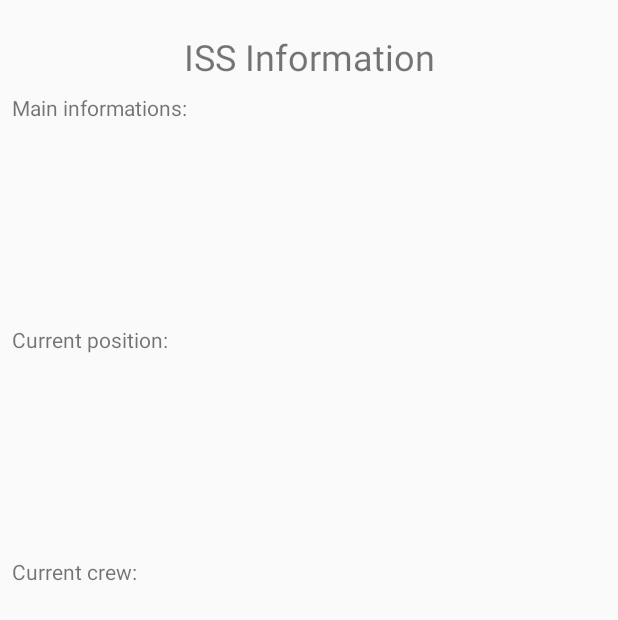
After one commit to PROGRAMM33R/NASA_api, an Android app: the layout activity_iss.xml on its own in the app's theme, with its tools: preview values and no code run, on a phone screen of 412 x 824 dp. The commit adds this screen. Shown: the top 620 px of the screen. Run offline under Robolectric (Android 15) with nearby library versions, the phone set to English and light mode, and no system bars.

Commit message:
ISS completed

```diff
--- a/NASA_api/app/src/main/AndroidManifest.xml
+++ b/NASA_api/app/src/main/AndroidManifest.xml
@@ -25,7 +25,8 @@
                 <category android:name="android.intent.category.LAUNCHER" />
             </intent-filter>
         </activity>
-        <activity android:name=".AsteroidsActivity"></activity>
+        <activity android:name=".AsteroidsActivity" />
+        <activity android:name=".ISSActivity"></activity>
     </application>
 
 </manifest>
--- a/NASA_api/app/src/main/java/com/example/adam/nasa_api/MainActivity.java
+++ b/NASA_api/app/src/main/java/com/example/adam/nasa_api/MainActivity.java
@@ -5,6 +5,7 @@ import android.content.Intent;
 import android.content.IntentFilter;
 import android.net.ConnectivityManager;
 import android.net.NetworkInfo;
+import android.net.Uri;
 import android.os.AsyncTask;
 import android.os.Bundle;
 import android.text.method.LinkMovementMethod;
@@ -118,8 +119,9 @@ public class MainActivity extends AppCompatActivity
         } else if (id == R.id.nav_asteroids) {
             Intent intent = new Intent(this, AsteroidsActivity.class);
             startActivity(intent);
-        } else if (id == R.id.nav_earth) {
-
+        } else if (id == R.id.nav_iss) {
+            Intent intent = new Intent(this, ISSActivity.class);
+            startActivity(intent);
         } else if (id == R.id.nav_marsrover) {
 
         } else if (id == R.id.nav_share) {
--- /dev/null
+++ b/NASA_api/app/src/main/res/layout/activity_iss.xml
@@ -0,0 +1,79 @@
+<?xml version="1.0" encoding="utf-8"?>
+<android.support.constraint.ConstraintLayout xmlns:android="http://schemas.android.com/apk/res/android"
+    xmlns:app="http://schemas.android.com/apk/res-auto"
+    xmlns:tools="http://schemas.android.com/tools"
+    android:layout_width="match_parent"
+    android:layout_height="match_parent"
+    tools:context="com.example.adam.nasa_api.ISSActivity">
+
+    <TextView
+        android:id="@+id/textView3"
+        android:layout_width="wrap_content"
+        android:layout_height="wrap_content"
+        android:text="ISS Information"
+        android:textSize="24sp"
+        app:layout_constraintBottom_toBottomOf="parent"
+        app:layout_constraintHorizontal_bias="0.502"
+        app:layout_constraintLeft_toLeftOf="parent"
+        app:layout_constraintRight_toRightOf="parent"
+        app:layout_constraintTop_toTopOf="parent"
+        app:layout_constraintVertical_bias="0.027" />
+
+    <TextView
+        android:id="@+id/textView6"
+        android:layout_width="wrap_content"
+        android:layout_height="wrap_content"
+        android:layout_marginLeft="8dp"
+        android:layout_marginTop="8dp"
+        android:text="Main informations:"
+        app:layout_constraintLeft_toLeftOf="parent"
+        app:layout_constraintTop_toBottomOf="@+id/textView3"
+        android:layout_marginStart="8dp" />
+
+    <ListView
+        android:id="@+id/listView1"
+        android:layout_width="368dp"
+        android:layout_height="120dp"
+        android:layout_marginTop="5dp"
+        app:layout_constraintTop_toBottomOf="@+id/textView6"
+        tools:layout_editor_absoluteX="8dp" />
+
+    <TextView
+        android:id="@+id/textView7"
+        android:layout_width="wrap_content"
+        android:layout_height="wrap_content"
+        android:layout_marginLeft="8dp"
+        android:layout_marginTop="10dp"
+        android:text="Current position:"
+        app:layout_constraintLeft_toLeftOf="parent"
+        app:layout_constraintTop_toBottomOf="@+id/listView1"
+        android:layout_marginStart="8dp" />
+
+    <ListView
+        android:id="@+id/listView2"
+        android:layout_width="368dp"
+        android:layout_height="120dp"
+        android:layout_marginTop="5dp"
+        app:layout_constraintTop_toBottomOf="@+id/textView7"
+        tools:layout_editor_absoluteX="8dp" />
+
+    <TextView
+        android:id="@+id/textView8"
+        android:layout_width="wrap_content"
+        android:layout_height="wrap_content"
+        android:layout_marginLeft="8dp"
+        android:layout_marginTop="10dp"
+        android:text="Current crew:"
+        app:layout_constraintLeft_toLeftOf="parent"
+        app:layout_constraintTop_toBottomOf="@+id/listView2"
+        android:layout_marginStart="8dp" />
+
+    <ListView
+        android:id="@+id/listView3"
+        android:layout_width="368dp"
+        android:layout_height="120dp"
+        android:layout_marginTop="5dp"
+        app:layout_constraintTop_toBottomOf="@+id/textView8"
+        tools:layout_editor_absoluteX="8dp" />
+
+</android.support.constraint.ConstraintLayout>
--- a/NASA_api/app/src/main/res/layout/content_main.xml
+++ b/NASA_api/app/src/main/res/layout/content_main.xml
@@ -25,12 +25,13 @@
 
     <TextView
         android:id="@+id/textView2"
-        android:autoLink="web"
         android:layout_width="wrap_content"
         android:layout_height="wrap_content"
         android:layout_marginLeft="8dp"
         android:layout_marginRight="8dp"
         android:layout_marginTop="8dp"
+        android:autoLink="web"
+        android:padding="10dp"
         app:layout_constraintLeft_toLeftOf="parent"
         app:layout_constraintRight_toRightOf="parent"
         app:layout_constraintTop_toBottomOf="@+id/textView4" />
--- a/NASA_api/app/src/main/res/menu/activity_main_drawer.xml
+++ b/NASA_api/app/src/main/res/menu/activity_main_drawer.xml
@@ -11,8 +11,8 @@
             android:id="@+id/nav_asteroids"
             android:title="Asteroids" />
         <item
-            android:id="@+id/nav_earth"
-            android:title="Earth" />
+            android:id="@+id/nav_iss"
+            android:title="ISS" />
         <item
             android:id="@+id/nav_marsrover"
             android:title="Mars Rover" />
--- a/NASA_api/app/src/main/res/values/strings.xml
+++ b/NASA_api/app/src/main/res/values/strings.xml
@@ -6,9 +6,8 @@
 
     <string name="lost_connection">Lost connection.</string>
     <string name="wifi_connected">Wi-Fi reconnected.</string>
-    <string name="connection_error">Unable to load content. Check your network connection.</string>
+    <string name="connection_error">Unable to load content.</string>
     <string name="connection_success">Data was successfully loaded.</string>
-    <string name="xml_error">Error parsing XML.</string>
     <string name="title_activity_menu">MenuActivity</string>
 
     <string name="download_short">Downloading data...</string>
```
Also changed, not shown: NASA_api/app/src/main/java/com/example/adam/nasa_api/AsteroidsActivity.java (+7 -0 lines), NASA_api/app/src/main/java/com/example/adam/nasa_api/ISSActivity.java (added, +316 -0 lines), NASA_api/app/src/main/java/com/example/adam/nasa_api/ISSCoordinationEntry.java (added, +14 -0 lines), NASA_api/app/src/main/java/com/example/adam/nasa_api/ISSCoordinationJSONParser.java (added, +50 -0 lines), NASA_api/app/src/main/java/com/example/adam/nasa_api/ISSEntry.java (added, +15 -0 lines), NASA_api/app/src/main/java/com/example/adam/nasa_api/ISSJSONParser.java (added, +52 -0 lines), NASA_api/app/src/main/java/com/example/adam/nasa_api/ISSPeopleEntry.java (added, +15 -0 lines), NASA_api/app/src/main/java/com/example/adam/nasa_api/ISSPeopleJSONParser.java (added, +65 -0 lines).
